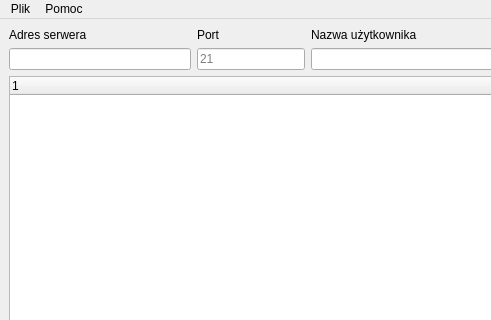
The window that mainwindow.ui (DanielM96/QtFtpClient) describes before a commit, drawn with Qt 5; both pictures show x 0 to 491 and y 0 to 320 of the 777 by 481 pixel window.
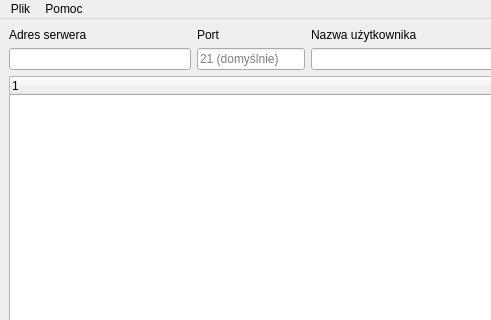
The same window after the commit. Icons and pictures are not drawn.

The edit to the form file:
```diff
--- a/mainwindow.ui
+++ b/mainwindow.ui
@@ -131,7 +131,7 @@
        <string/>
       </property>
       <property name="placeholderText">
-       <string>21</string>
+       <string>21 (domyślnie)</string>
       </property>
      </widget>
     </item>
```
